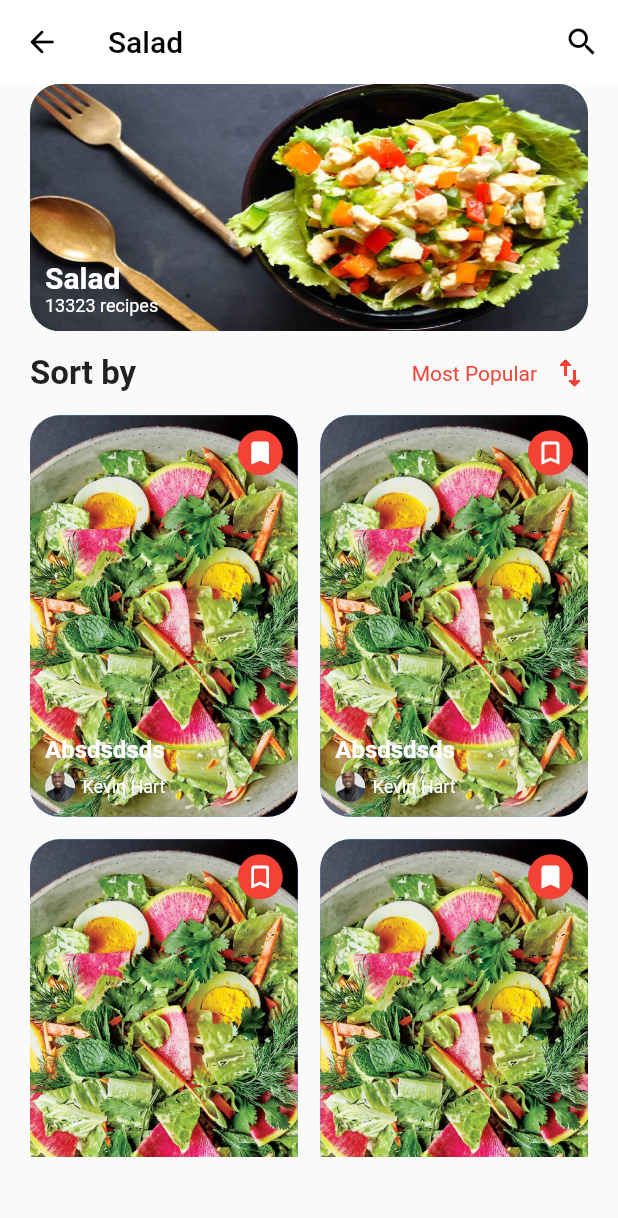
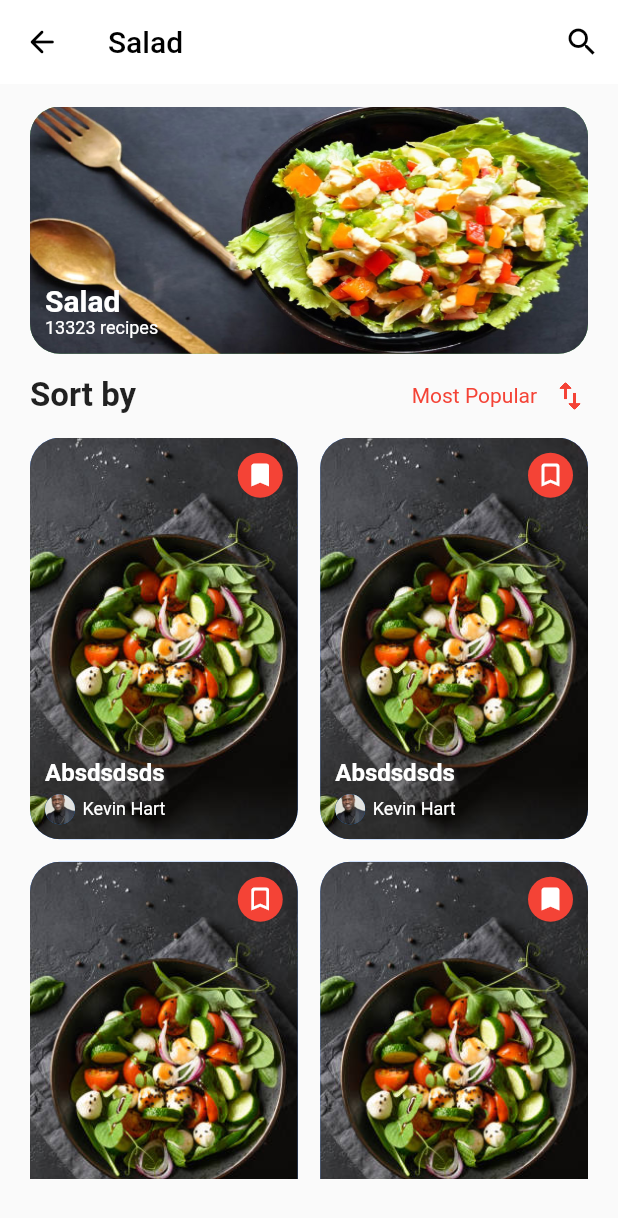
Before and after one commit to wadeowenwatt/flutter_training, a Flutter app: the screen it shows after launch, on a phone screen of 412 x 824 dp. Shown: the top 1218 px of the screen. Run offline on Flutter 3.47's test engine with Material 2 defaults, Android fonts, the phone set to English and light mode, and no system bars.

```diff
--- a/lib/main.dart
+++ b/lib/main.dart
@@ -1,4 +1,5 @@
 import 'package:flutter/material.dart';
+import 'package:flutter_training/config/app_color.dart';
 import 'package:flutter_training/ui/c3_salad_home/salad_home_page.dart';
 
 void main() {
@@ -11,12 +12,15 @@ class FlutterTrainingSeries extends StatelessWidget {
   @override
   Widget build(BuildContext context) {
     return MaterialApp(
-      title: 'Flutter Demo',
-      theme: ThemeData(
-        primarySwatch: Colors.blue,
-
-      ),
-      home: const SaladHomePage(),
-    );
+          title: 'Flutter Demo',
+          theme: ThemeData(
+            appBarTheme: const AppBarTheme(
+              color: Colors.white,
+            ),
+          ),
+          darkTheme: ThemeData.dark(),
+          themeMode: ThemeMode.light,
+          home: const SaladHomePage(),
+        );
   }
 }
--- a/lib/ui/c3_salad_home/salad_home_page.dart
+++ b/lib/ui/c3_salad_home/salad_home_page.dart
@@ -10,10 +10,24 @@ class SaladHomePage extends StatefulWidget {
 }
 
 class _SaladHomePageState extends State<SaladHomePage> {
-
   late IconData icMarkGridViewFill;
   late IconData icMarkGridViewNotFill;
   late Color colorBgIcon;
+
+  Future<void> _onRefresh() async {
+    await Future.delayed(const Duration(seconds: 2));
+    setState(() {
+      if (colorBgIcon == Colors.red) {
+        icMarkGridViewFill = Icons.search;
+        icMarkGridViewNotFill = Icons.search;
+        colorBgIcon = Colors.yellow;
+      } else {
+        icMarkGridViewFill = Icons.bookmark;
+        icMarkGridViewNotFill = Icons.bookmark_border_rounded;
+        colorBgIcon = Colors.red;
+      }
+    });
+  }
 
   @override
   void initState() {
@@ -29,7 +43,6 @@ class _SaladHomePageState extends State<SaladHomePage> {
     double deviceHeight = MediaQuery.of(context).size.height;
     return Scaffold(
       appBar: AppBar(
-        backgroundColor: Colors.white,
         leading: IconButton(
           onPressed: () {},
           icon: const Icon(
@@ -45,7 +58,9 @@ class _SaladHomePageState extends State<SaladHomePage> {
         ),
         actions: [
           IconButton(
-            onPressed: () {},
+            onPressed: () {
+
+            },
             icon: const Icon(
               Icons.search,
               color: Colors.black,
@@ -67,9 +82,8 @@ class _SaladHomePageState extends State<SaladHomePage> {
 
   Widget _screenBody(double deviceWidth, double deviceHeight) {
     return SingleChildScrollView(
-      // physics: const NeverScrollableScrollPhysics(),
       child: Padding(
-        padding: const EdgeInsets.only(left: 20, right: 20),
+        padding: const EdgeInsets.only(left: 20, right: 20, top: 15),
         child: Column(
           crossAxisAlignment: CrossAxisAlignment.start,
           children: [
@@ -157,7 +171,7 @@ class _SaladHomePageState extends State<SaladHomePage> {
         itemBuilder: (context, index) {
           return ItemSaladGridView(
             index: index,
-            imageSalad: 'assets/image_c3/salad_portrait.webp',
+            imageSalad: 'assets/image_c3/salad_portrait.jpeg',
             iconFill: icMarkGridViewFill,
             iconNotFill: icMarkGridViewNotFill,
             colorBgIcon: colorBgIcon,
@@ -167,18 +181,5 @@ class _SaladHomePageState extends State<SaladHomePage> {
     );
   }
 
-  Future<void> _onRefresh() async {
-    await Future.delayed(const Duration(seconds: 2));
-    setState(() {
-      if (colorBgIcon == Colors.red) {
-        icMarkGridViewFill = Icons.search;
-        icMarkGridViewNotFill = Icons.search;
-        colorBgIcon = Colors.yellow;
-      } else {
-        icMarkGridViewFill = Icons.bookmark;
-        icMarkGridViewNotFill = Icons.bookmark_border_rounded;
-        colorBgIcon = Colors.red;
-      }
-    });
-  }
+
 }
```
Also changed, not shown: assets/image_c3/salad_portrait.jpeg (added), 1 other file.
